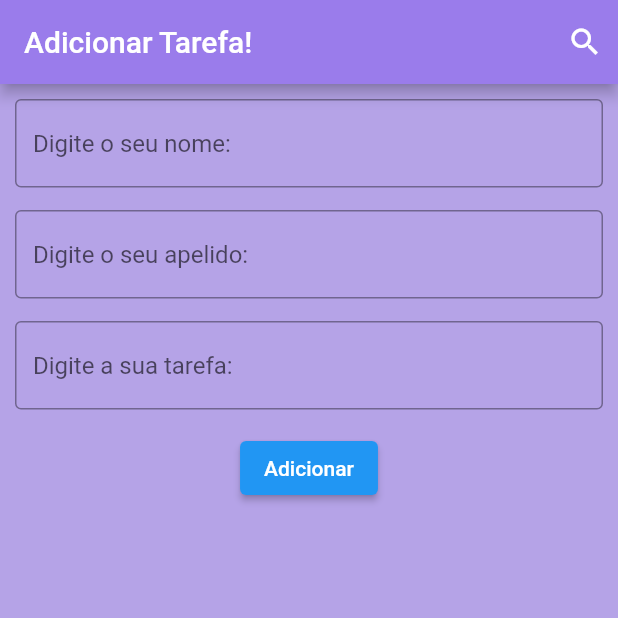
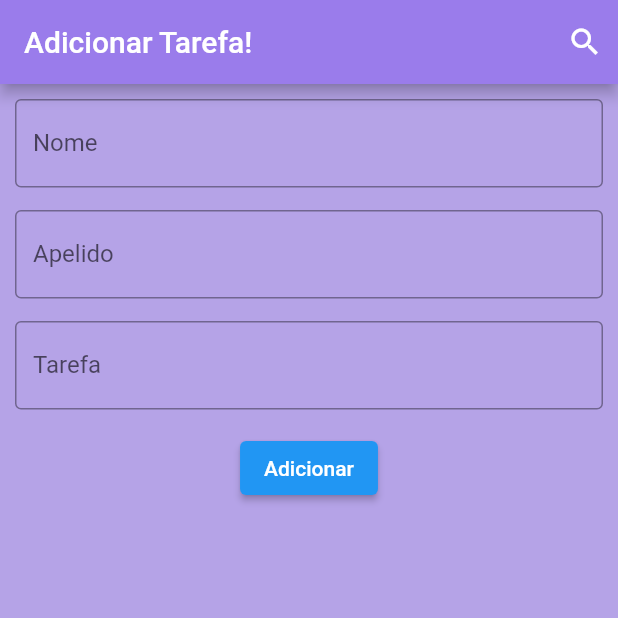
Before and after one commit to restenPiz/My_First_App-Flutter, a Flutter app: the screen it shows after launch, on a phone screen of 412 x 824 dp, the top half of it. Run offline on Flutter 3.47's test engine with Material 2 defaults, Android fonts, the phone set to English and light mode, and no system bars.

Commit message:
Some updates in my app

```diff
--- a/first_app/lib/screens/index.dart
+++ b/first_app/lib/screens/index.dart
@@ -84,6 +84,7 @@ class _indexScreenState extends State<indexScreen> {
                       TextField(
                         controller: _nameController,
                         decoration:InputDecoration(
+                          labelText: 'Nome',
                           hintText:'Digite o seu nome:',
                           border: OutlineInputBorder(),
                         ),
@@ -92,6 +93,7 @@ class _indexScreenState extends State<indexScreen> {
                       TextField(
                         controller: _surnameController,
                         decoration:InputDecoration(
+                          labelText: 'Apelido',
                           hintText:'Digite o seu apelido:',
                           border: OutlineInputBorder(),
                         ),
@@ -100,6 +102,7 @@ class _indexScreenState extends State<indexScreen> {
                       TextField(
                         controller: _taskController,
                         decoration:InputDecoration(
+                          labelText: 'Tarefa',
                           hintText:'Digite a sua tarefa:',
                           border: OutlineInputBorder(),
                         ),
```
